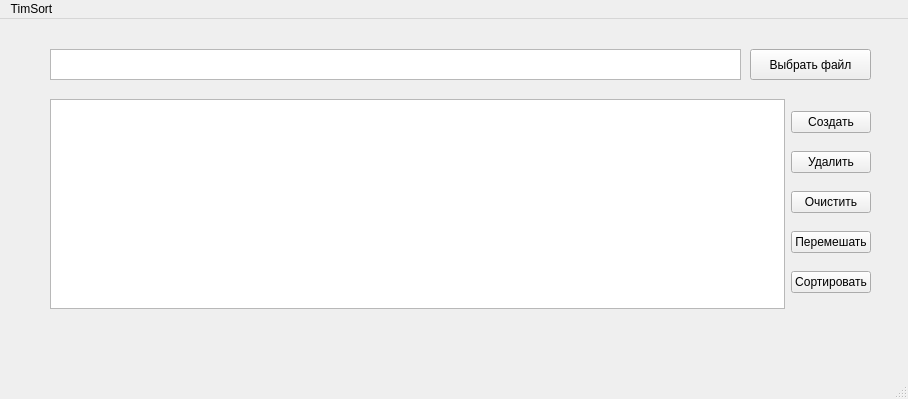
The window that DataTimSort/mainwindow.ui (CryStudyOrganization/Process-Threads) describes before a commit, drawn with Qt 5.
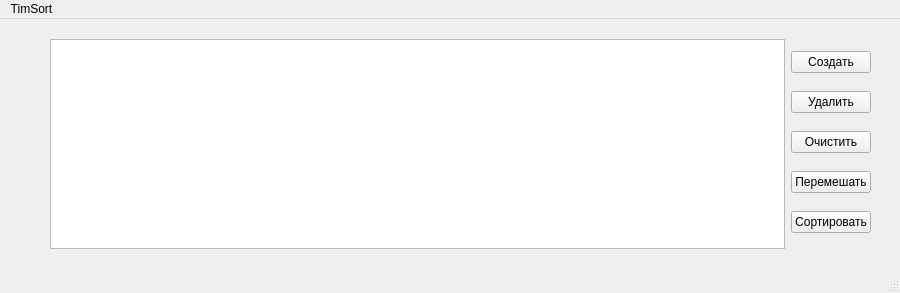
The same window after the commit.

Patch:
```diff
--- a/DataTimSort/mainwindow.ui
+++ b/DataTimSort/mainwindow.ui
@@ -6,8 +6,8 @@
    <rect>
     <x>0</x>
     <y>0</y>
-    <width>908</width>
-    <height>399</height>
+    <width>900</width>
+    <height>293</height>
    </rect>
   </property>
   <property name="windowTitle">
@@ -18,7 +18,7 @@
     <property name="geometry">
      <rect>
       <x>50</x>
-      <y>80</y>
+      <y>20</y>
       <width>821</width>
       <height>210</height>
      </rect>
@@ -68,36 +68,13 @@
      </item>
     </layout>
    </widget>
-   <widget class="QPushButton" name="selectedPathButton">
-    <property name="geometry">
-     <rect>
-      <x>750</x>
-      <y>30</y>
-      <width>121</width>
-      <height>31</height>
-     </rect>
-    </property>
-    <property name="text">
-     <string>Выбрать файл</string>
-    </property>
-   </widget>
-   <widget class="QTextBrowser" name="currPath">
-    <property name="geometry">
-     <rect>
-      <x>50</x>
-      <y>30</y>
-      <width>691</width>
-      <height>31</height>
-     </rect>
-    </property>
-   </widget>
   </widget>
   <widget class="QMenuBar" name="menubar">
    <property name="geometry">
     <rect>
      <x>0</x>
      <y>0</y>
-     <width>908</width>
+     <width>900</width>
      <height>21</height>
     </rect>
    </property>
```
